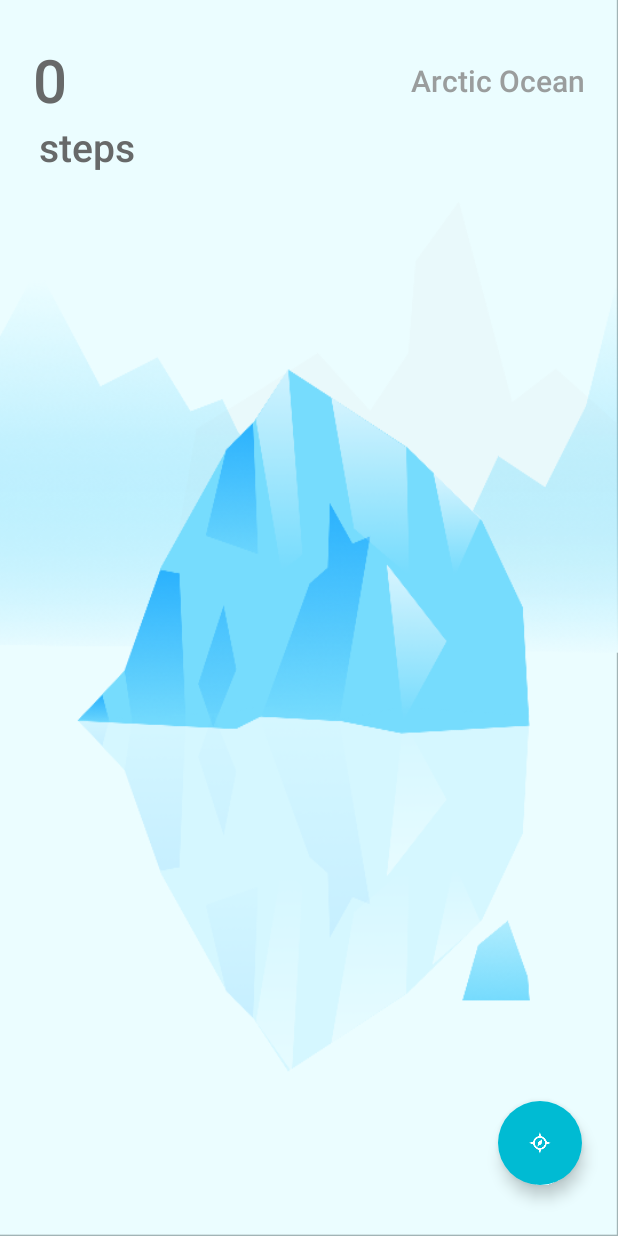
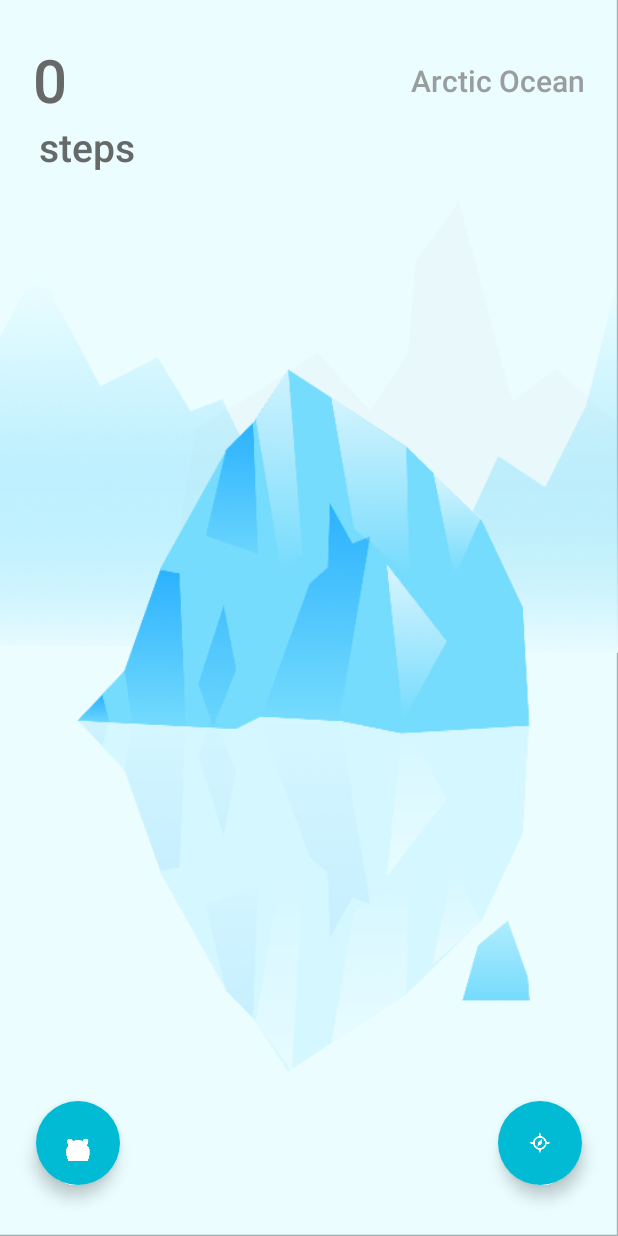
Before and after one commit to ysharry/15fall-hackcmu, an Android app: the screen it shows after launch (MainActivity), on a phone screen of 412 x 824 dp. Run offline under Robolectric (Android 15) with nearby library versions, the phone set to English and light mode, and no system bars; libraries missing offline, so code that uses them is left out: com.facebook; 3 statements that could not run were skipped.

Commit message:
menu icon

```diff
--- a/HelloWorld/app/src/main/res/layout/activity_main.xml
+++ b/HelloWorld/app/src/main/res/layout/activity_main.xml
@@ -57,6 +57,22 @@
         app:elevation="6dp"
         app:pressedTranslationZ="12dp" />
 
+    <android.support.design.widget.FloatingActionButton
+        android:id="@+id/FAB_list"
+        android:layout_width="wrap_content"
+        android:layout_height="wrap_content"
+        android:layout_alignParentLeft="true"
+        android:layout_alignParentBottom="true"
+        android:layout_marginLeft="24dp"
+        android:layout_marginBottom="34dp"
+        android:src="@drawable/ico_bearhead"
+        android:scaleType="center"
+        app:borderWidth="0dp"
+        app:backgroundTint="#00BBD3"
+        app:fabSize="normal"
+        app:elevation="6dp"
+        app:pressedTranslationZ="12dp" />
+
 
 
 
```
Also changed, not shown: 1 other file.
